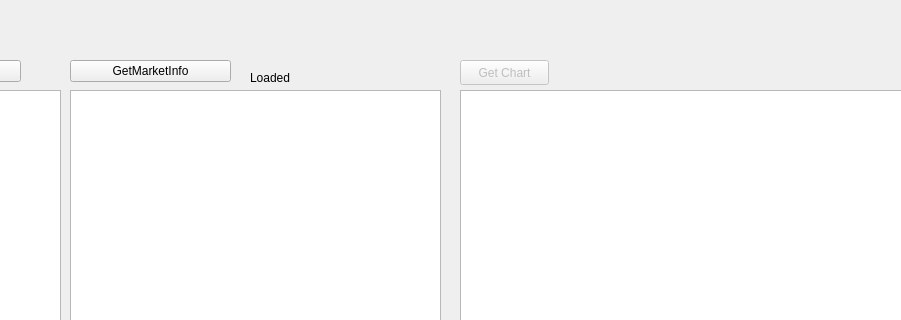
Gance54/test_qt, file listview.ui: the form before one commit; both pictures show x 160 to 1061 and y 0 to 320 of the 1234 by 703 pixel window.
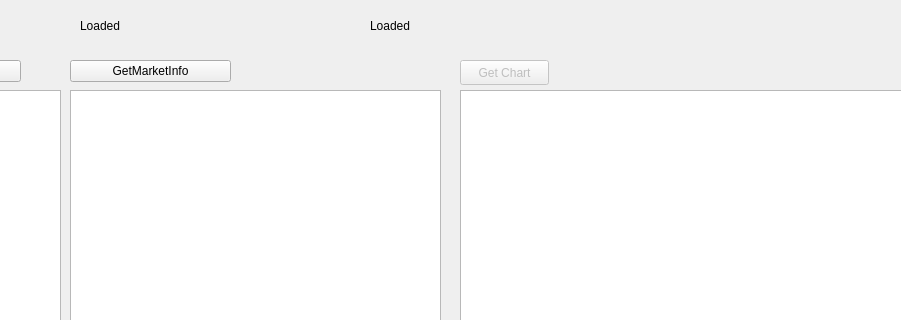
The form after the commit.

Patch:
```diff
--- a/listview.ui
+++ b/listview.ui
@@ -101,10 +101,10 @@
   <widget class="QLabel" name="statusLabel">
    <property name="geometry">
     <rect>
-     <x>410</x>
-     <y>70</y>
+     <x>240</x>
+     <y>10</y>
      <width>211</width>
-     <height>16</height>
+     <height>31</height>
     </rect>
    </property>
    <property name="text">
@@ -127,6 +127,19 @@
     <string>Get Chart</string>
    </property>
   </widget>
+  <widget class="QLabel" name="itemStatusLabel">
+   <property name="geometry">
+    <rect>
+     <x>530</x>
+     <y>10</y>
+     <width>451</width>
+     <height>31</height>
+    </rect>
+   </property>
+   <property name="text">
+    <string>Loaded</string>
+   </property>
+  </widget>
  </widget>
  <resources/>
  <connections>
```
